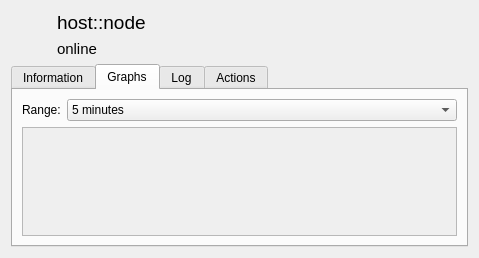
First picture: the form in rqt_arni_gui_detail/resources/SelectionWidget.ui, repository ROS-PSE/arni, before the edit.
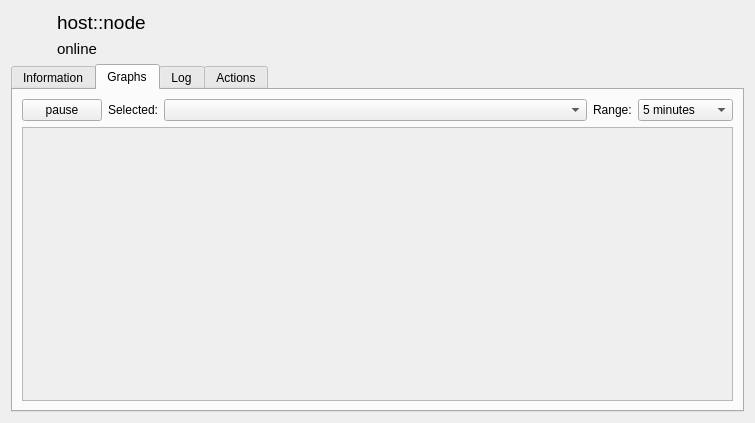
Second picture: the form after the edit. The open tabs and pages were chosen to show the change. Icons and pictures are not drawn.

```diff
--- a/rqt_arni_gui_detail/resources/SelectionWidget.ui
+++ b/rqt_arni_gui_detail/resources/SelectionWidget.ui
@@ -6,8 +6,8 @@
    <rect>
     <x>0</x>
     <y>0</y>
-    <width>479</width>
-    <height>258</height>
+    <width>755</width>
+    <height>423</height>
    </rect>
   </property>
   <property name="windowTitle">
@@ -134,6 +134,30 @@
            <property name="sizeConstraint">
             <enum>QLayout::SetDefaultConstraint</enum>
            </property>
+           <item>
+            <widget class="QPushButton" name="pause_button">
+             <property name="text">
+              <string>pause</string>
+             </property>
+            </widget>
+           </item>
+           <item>
+            <widget class="QLabel" name="selected_label">
+             <property name="text">
+              <string>Selected:</string>
+             </property>
+            </widget>
+           </item>
+           <item>
+            <widget class="QComboBox" name="selected_combo_box">
+             <property name="sizePolicy">
+              <sizepolicy hsizetype="MinimumExpanding" vsizetype="Fixed">
+               <horstretch>2</horstretch>
+               <verstretch>0</verstretch>
+              </sizepolicy>
+             </property>
+            </widget>
+           </item>
            <item>
             <widget class="QLabel" name="range_label">
              <property name="sizePolicy">
@@ -150,7 +174,7 @@
            <item>
             <widget class="QComboBox" name="range_combo_box">
              <property name="sizePolicy">
-              <sizepolicy hsizetype="MinimumExpanding" vsizetype="Fixed">
+              <sizepolicy hsizetype="Fixed" vsizetype="Fixed">
                <horstretch>2</horstretch>
                <verstretch>0</verstretch>
               </sizepolicy>
@@ -198,8 +222,8 @@
                <rect>
                 <x>0</x>
                 <y>0</y>
-                <width>433</width>
-                <height>98</height>
+                <width>709</width>
+                <height>263</height>
                </rect>
               </property>
              </widget>
```
Left out of the diff: 2 changed lines with no effect on the pictures.
